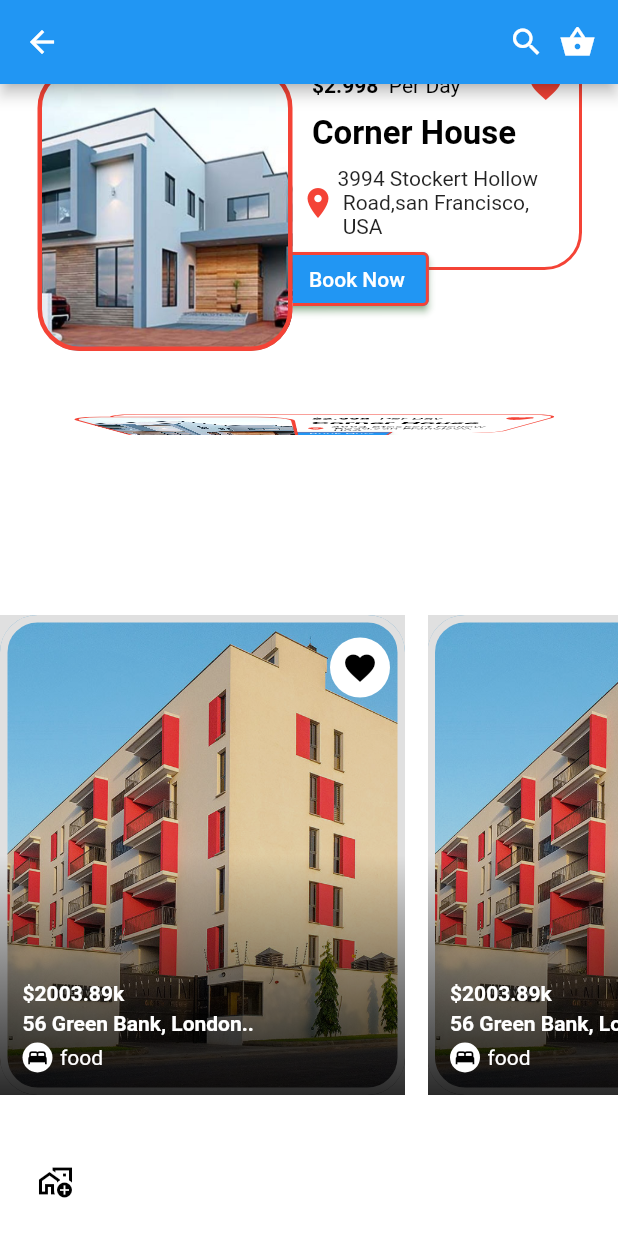
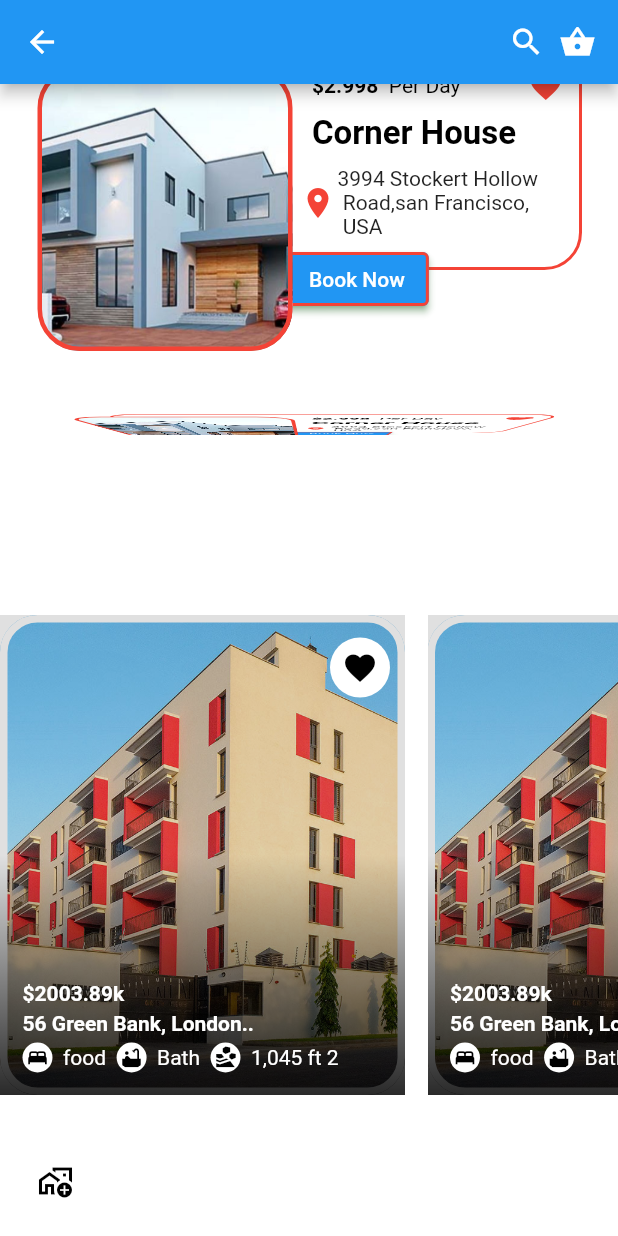
Before and after one commit to OscarNii/landlords, a Flutter app: the Next screen opened directly, scrolled down 457 dp, on a phone screen of 412 x 824 dp. Run offline on Flutter 3.47's test engine with Material 2 defaults, Android fonts, the phone set to English and light mode, and no system bars; drawn by our look-alikes of google_nav_bar; our stand-ins replace sign_in_button.

Commit message:
Bugs fixed

```diff
--- a/lib/Room Views/roomviews.dart
+++ b/lib/Room Views/roomviews.dart
@@ -73,13 +73,47 @@ class RoomViews1 extends StatelessWidget {
                   size: 15,
                 ),
               ),
-              SizedBox(width: 5),
+              SizedBox(width: 7),
               Text(
                 "food",
                 style: TextStyle(
                   color: Colors.white,
                 ),
-              )
+              ),
+              SizedBox(width: 7),
+              CircleAvatar(
+                radius: 10,
+                backgroundColor: Colors.white,
+                child: Icon(
+                  Icons.bathtub,
+                  color: Colors.black,
+                  size: 15,
+                ),
+              ),
+              SizedBox(width: 7),
+              Text(
+                "Bath",
+                style: TextStyle(
+                  color: Colors.white,
+                ),
+              ),
+              SizedBox(width: 7),
+              CircleAvatar(
+                radius: 10,
+                backgroundColor: Colors.white,
+                child: Icon(
+                  Icons.landslide,
+                  color: Colors.black,
+                  size: 15,
+                ),
+              ),
+              SizedBox(width: 7),
+              Text(
+                "1,045 ft 2",
+                style: TextStyle(
+                  color: Colors.white,
+                ),
+              ),
             ],
           ),
         ),
```
